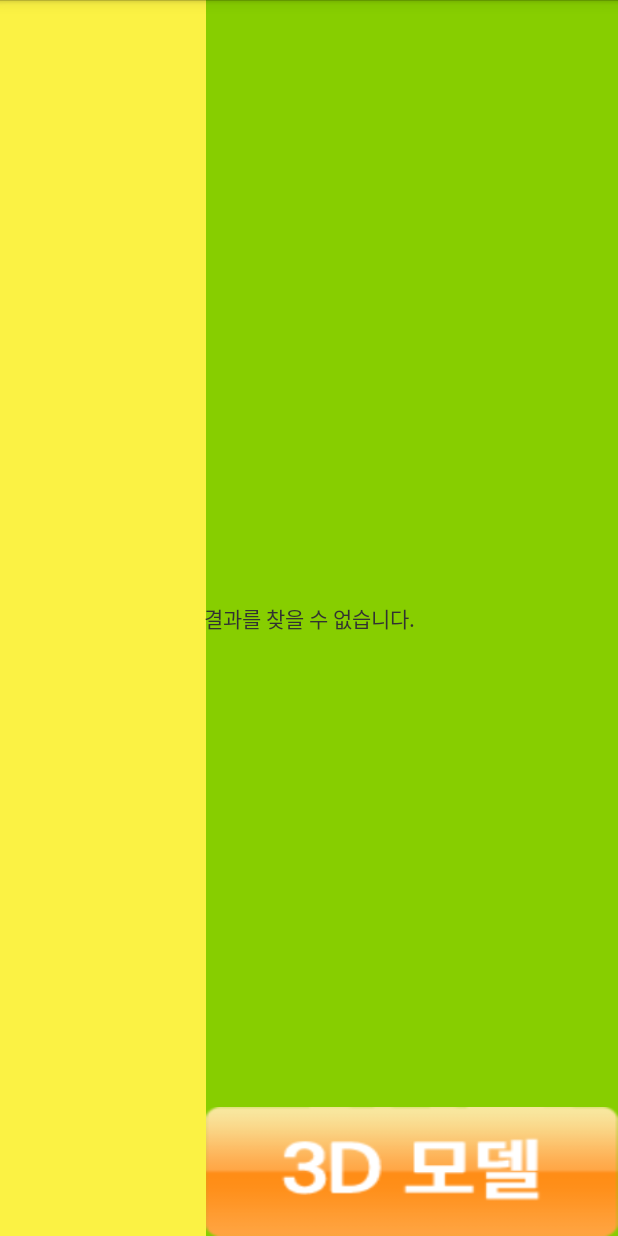
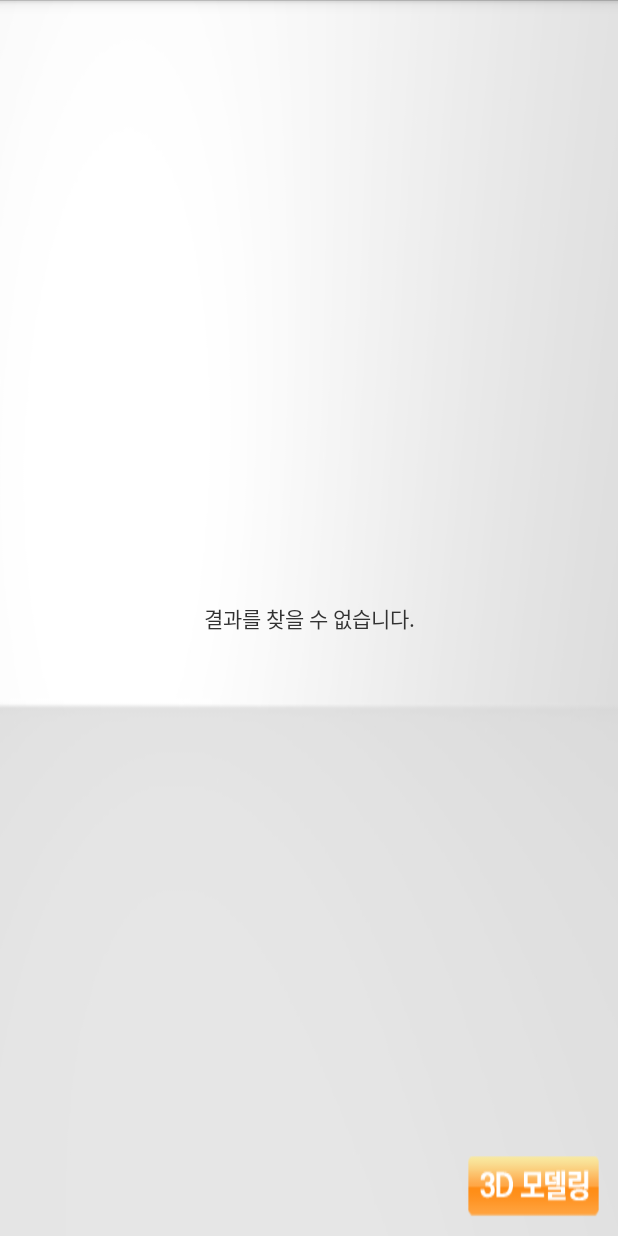
Before and after one commit to YoungGueLim/CDP-11_Edu-MasterPeriodicTable, an Android app: the ResultActivity screen opened directly, with no data from a screen before it, on a phone screen of 412 x 824 dp. Run offline under Robolectric (Android 15) with nearby library versions, the phone set to English and light mode, and no system bars.

Commit message:
Really Complete

```diff
--- a/app/src/main/java/sec/masterperiodictable/MainActivity.java
+++ b/app/src/main/java/sec/masterperiodictable/MainActivity.java
@@ -74,7 +74,7 @@ public class MainActivity extends Activity {
             ionizeButton = false;
 
             imageButton1 = (ImageButton) findViewById(R.id.btn_ionization);
-            imageButton1.setBackgroundResource(R.drawable.ionize_oragne);
+            imageButton1.setBackgroundResource(R.drawable.ionize_new_btn);
 
             for (int i = 1; i < PeriodicTable.periodicTableList.length; i++) {
 
--- a/app/src/main/java/sec/masterperiodictable/ResultActivity.java
+++ b/app/src/main/java/sec/masterperiodictable/ResultActivity.java
@@ -11,6 +11,7 @@ import android.view.View;
 import android.widget.AdapterView;
 import android.widget.ArrayAdapter;
 import android.widget.Button;
+import android.widget.ImageButton;
 import android.widget.ListView;
 import android.widget.TextView;
 
@@ -72,7 +73,7 @@ public class ResultActivity extends Activity {
                 arrayList2.add(MainActivity.moleList.getMlist().get(set).getK_name());
             }
 
-            Button button = (Button) findViewById(R.id.modelButton);
+            ImageButton button = (ImageButton) findViewById(R.id.modelButton);
 
             ListView listView = (ListView) findViewById(R.id.resultListView);
             listView.setAdapter(new ArrayAdapter<String>(this, android.R.layout.simple_list_item_1, arrayList2));
--- a/app/src/main/res/layout/activity_result.xml
+++ b/app/src/main/res/layout/activity_result.xml
@@ -3,6 +3,7 @@
     android:layout_width="match_parent"
     android:layout_height="match_parent"
     android:orientation="horizontal"
+    android:background="@drawable/info_background"
     tools:context="sec.masterperiodictable.ResultActivity">
 
     <LinearLayout
@@ -15,14 +16,12 @@
             android:id="@+id/resultListView"
             android:layout_width="0dp"
             android:layout_height="match_parent"
-            android:layout_weight="1"
-            android:background="#fbf244"/>
+            android:layout_weight="1"/>
 
         <LinearLayout
             android:layout_width="0dp"
             android:layout_height="match_parent"
             android:layout_weight="2"
-            android:background="#87CE00"
             android:orientation="vertical">
 
             <TextView
@@ -32,7 +31,7 @@
                 android:layout_gravity="center_vertical"
                 android:layout_weight="2"
                 android:gravity="center"
-                android:textColor="#FFFFFF"
+                android:textColor="#000000"
                 android:text="H"
                 android:textSize="30dp" />
 
@@ -44,7 +43,7 @@
                 android:layout_weight="1"
                 android:paddingLeft="16dp"
                 android:paddingRight="10dp"
-                android:textColor="#FFFFFF"
+                android:textColor="#000000"
                 android:text="수소"
                 android:textSize="20dp"
                 android:gravity="top|center"
@@ -57,7 +56,7 @@
                 android:layout_gravity="center_vertical"
                 android:layout_weight="4"
                 android:gravity="top|left"
-                android:textColor="#FFFFFF"
+                android:textColor="#000000"
                 android:text="수소"
                 android:textSize="20dp"
                 android:paddingLeft="16dp"
@@ -65,14 +64,14 @@
                 android:scrollbars="vertical"
                 />
 
-            <Button
+            <ImageButton
                 android:layout_width="match_parent"
                 android:layout_height="wrap_content"
                 android:id="@+id/modelButton"
                 android:layout_weight="0.10"
                 android:textColor="#FFFFFF"
                 android:layout_gravity="center_horizontal"
-                android:background="@drawable/model_btn"
+                android:background="@drawable/model_newnew_btn"
                 android:paddingLeft="20dp"
                 android:paddingRight="20dp"/>
 
```
Also changed, not shown: app/src/main/res/layout/activity_atom__info.xml (+3 -4 lines), app/src/main/res/layout/activity_main.xml (+4 -4 lines), app/src/main/res/drawable/help_new_btn.png (added), app/src/main/res/drawable/info_background.jpg (added), app/src/main/res/drawable/init_new_btn.png (added), app/src/main/res/drawable/ionize_new_btn.png (added), app/src/main/res/drawable/model_new_btn.png (added), app/src/main/res/drawable/model_newnew_btn.png (added), app/src/main/res/drawable/search_new_btn.png (added).
